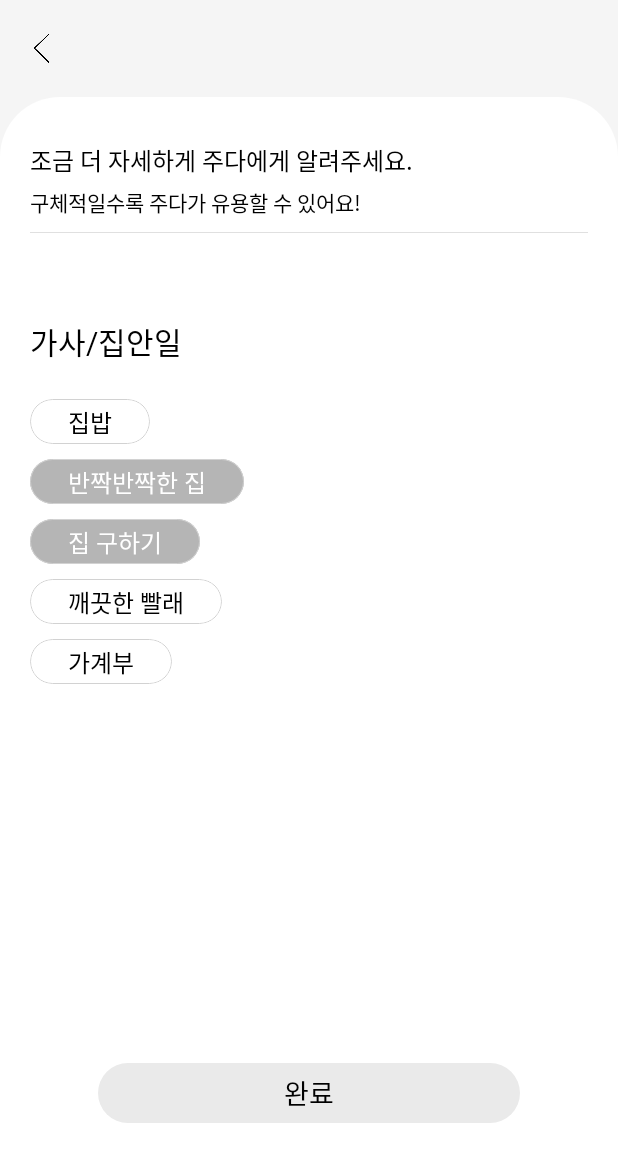
After one commit to 1jeongg/Juda-Kotlin, an Android app built with Jetpack Compose: the composable SmallCategoryScreen shown on its own in the app's theme, on a phone screen of 412 x 824 dp. The commit adds this screen. Shown: the top 1162 px of the screen. Run offline under Robolectric (Android 15) with nearby library versions, the phone set to English and light mode, and no system bars; Roboto replaces fonts that are not available here.

Commit message:
design: CategoryScreen

```diff
--- a/app/src/main/java/com/example/juda_kotlin/app/presentation/navigation/Screen.kt
+++ b/app/src/main/java/com/example/juda_kotlin/app/presentation/navigation/Screen.kt
@@ -4,4 +4,7 @@ sealed class Screen(val route: String) {
     object JudaMainScreen: Screen("juda_main_screen")
     object DetailMentorScreen: Screen("detail_mentor_screen")
     object SplashScreen: Screen("splash_screen")
+    object SignInScreen: Screen("sign_in_screen")
+    object BigCategoryScreen: Screen("big_category_screen")
+    object SmallCategoryScreen: Screen("small_category_screen")
 }
--- /dev/null
+++ b/app/src/main/java/com/example/juda_kotlin/app/presentation/view/SmallCategoryScreen.kt
@@ -0,0 +1,120 @@
+package com.example.juda_kotlin.app.presentation.view
+
+import androidx.compose.foundation.*
+import androidx.compose.foundation.layout.*
+import androidx.compose.foundation.shape.RoundedCornerShape
+import androidx.compose.material.Divider
+import androidx.compose.material.Text
+import androidx.compose.runtime.Composable
+import androidx.compose.ui.Alignment
+import androidx.compose.ui.Modifier
+import androidx.compose.ui.draw.clip
+import androidx.compose.ui.graphics.Color
+import androidx.compose.ui.res.painterResource
+import androidx.compose.ui.text.style.TextAlign
+import androidx.compose.ui.unit.dp
+import androidx.navigation.NavController
+import com.example.juda_kotlin.R
+import com.example.juda_kotlin.app.presentation.navigation.Screen
+import com.example.juda_kotlin.ui.theme.TextStyles
+import com.example.juda_kotlin.ui.theme.main_gray
+
+@Composable
+fun SmallCategoryScreen(
+    navController: NavController
+) {
+    Column(
+        modifier = Modifier
+            .fillMaxSize()
+            .background(Color(0xFFF5F5F5))
+    ) {
+        Image(
+            painter = painterResource(id = R.drawable.back),
+            contentDescription = "back arrow",
+            modifier = Modifier
+                .padding(22.dp)
+                .width(11.dp)
+        )
+        Box(
+            modifier = Modifier
+                .fillMaxSize()
+                .clip(RoundedCornerShape(40.dp, 40.dp))
+                .background(Color.White)
+                .padding(20.dp, 30.dp)) {
+            Box(
+                modifier = Modifier.fillMaxWidth()
+                    .align(Alignment.BottomCenter)
+                    .padding(45.dp)
+                    .height(40.dp)
+                    .clip(RoundedCornerShape(24.dp))
+                    .clickable(onClick = { navController.navigate(Screen.SmallCategoryScreen.route) })
+                    .background(Color(0xFFEAEAEA))
+            ){
+                Text(
+                    text = "완료",
+                    style = TextStyles.textSearch,
+                    modifier = Modifier.fillMaxWidth().align(Alignment.Center).clickable { navController.navigate(Screen.JudaMainScreen.route) },
+                    textAlign = TextAlign.Center,
+                    color = Color.Black
+                )
+            }
+            Column{
+                Text(
+                    text = "조금 더 자세하게 주다에게 알려주세요.",
+                    style = TextStyles.textSmallTitle,
+                    modifier = Modifier.padding(bottom = 6.dp)
+                )
+                Text(
+                    text = "구체적일수록 주다가 유용할 수 있어요!",
+                    style = TextStyles.textBody
+                )
+                Divider(
+                    modifier = Modifier
+                        .fillMaxWidth()
+                        .padding(top = 9.dp, bottom = 57.dp), thickness = 0.5.dp
+                )
+                Text(
+                    text = "가사/집안일",
+                    style = TextStyles.textTitle,
+                    modifier = Modifier.padding(bottom = 23.dp)
+                )
+                CategoryItem(isSelected = false, text = "집밥")
+                CategoryItem(isSelected = true, text = "반짝반짝한 집")
+                CategoryItem(isSelected = true, text = "집 구하기")
+                CategoryItem(isSelected = false, text = "깨끗한 빨래")
+                CategoryItem(isSelected = false, text = "가계부")
+
+
+            }
+        }
+
+    }
+}
+
+@Composable
+fun CategoryItem(
+    isSelected: Boolean = false,
+    text: String = ""
+) {
+    val textColor = if (isSelected) Color.White else Color.Black
+    val btnColor = if (isSelected) Color(0xFFB5B5B5) else Color.White
+    Box(
+        modifier = Modifier
+            .wrapContentWidth()
+            .height(40.dp)
+            .padding(bottom = 10.dp)
+            .clip(RoundedCornerShape(24.dp))
+            .background(btnColor)
+            .border(BorderStroke(0.5.dp, main_gray), RoundedCornerShape(24.dp))
+    ){
+        Text (
+            modifier = Modifier
+                .padding(horizontal = 25.dp, vertical = 3.dp)
+                .align(Alignment.Center),
+            text = text,
+            style = TextStyles.textSmallTitle,
+            color = textColor,
+            textAlign = TextAlign.Center,
+        )
+    }
+}
--- a/app/src/main/java/com/example/juda_kotlin/app/presentation/view/SplashScreen.kt
+++ b/app/src/main/java/com/example/juda_kotlin/app/presentation/view/SplashScreen.kt
@@ -23,7 +23,7 @@ fun SplashScreen(
     navController: NavController
 ){
     LaunchedEffect(key1 = true){
-        val nextScreen = Screen.JudaMainScreen
+        val nextScreen = Screen.SignInScreen
         delay(500L)
         navController.navigate(nextScreen.route)
     }
```
Also changed, not shown: app/src/main/java/com/example/juda_kotlin/app/presentation/view/BigCategoryScreen.kt (added, +114 -0 lines), app/src/main/java/com/example/juda_kotlin/app/presentation/view/JudaMainScreen.kt (+41 -8 lines), app/src/main/java/com/example/juda_kotlin/app/presentation/view/SignInScreen.kt (added, +19 -0 lines).
